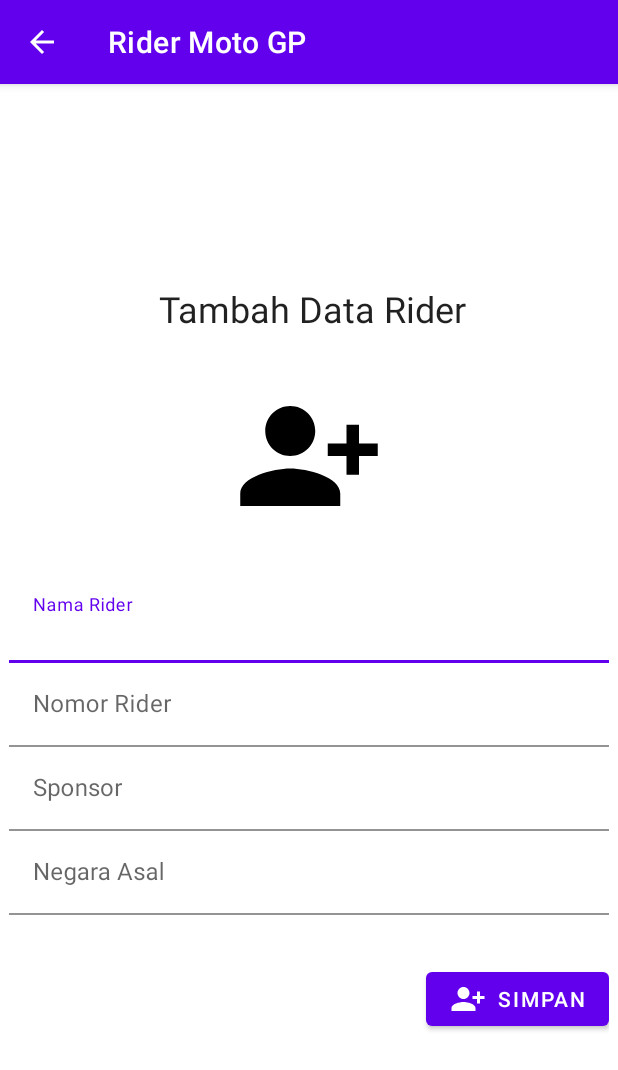
After one commit to 2021-2022-Genap-PABL-SI61/RiderMotoGP, an Android app: the TambahActivity screen opened directly, with no data from a screen before it, on a phone screen of 412 x 824 dp. The commit adds this screen. Shown: the top 1070 px of the screen. Run offline under Robolectric (Android 15) with nearby library versions, the phone set to English and light mode, and no system bars.

Commit message:
Commit pertemuan 18 April 2022
> Mengulangi Glide dalam Adapter
> Membuat activity untuk tambah data
> Menambahkan interface untuk tambah data
> Proses retrofit tambah data

```diff
--- a/app/src/main/AndroidManifest.xml
+++ b/app/src/main/AndroidManifest.xml
@@ -2,7 +2,7 @@
 <manifest xmlns:android="http://schemas.android.com/apk/res/android"
     package="com.si6b.ridermotogp">
 
-    <uses-permission android:name="android.permission.INTERNET"/>
+    <uses-permission android:name="android.permission.INTERNET" />
 
     <application
         android:allowBackup="true"
@@ -11,6 +11,10 @@
         android:roundIcon="@mipmap/ic_launcher_round"
         android:supportsRtl="true"
         android:theme="@style/Theme.RiderMotoGP">
+        <activity
+            android:name=".Activity.TambahActivity"
+            android:exported="false"
+            android:parentActivityName=".Activity.MainActivity"/>
         <activity
             android:name=".Activity.MainActivity"
             android:exported="true">
--- a/app/src/main/java/com/si6b/ridermotogp/API/APIRequestData.java
+++ b/app/src/main/java/com/si6b/ridermotogp/API/APIRequestData.java
@@ -3,9 +3,21 @@ package com.si6b.ridermotogp.API;
 import com.si6b.ridermotogp.Model.ModelResponse;
 
 import retrofit2.Call;
+import retrofit2.http.Field;
+import retrofit2.http.FormUrlEncoded;
 import retrofit2.http.GET;
+import retrofit2.http.POST;
 
 public interface APIRequestData {
     @GET("retrieve.php")
     Call<ModelResponse> ardRetrieveAllData();
+
+    @FormUrlEncoded
+    @POST("create.php")
+    Call<ModelResponse> ardCreateData(
+            @Field("nama") String nama,
+            @Field("nomor") String nomor,
+            @Field("sponsor") String sponsor,
+            @Field("negara") String negara
+    );
 }
--- a/app/src/main/java/com/si6b/ridermotogp/Activity/MainActivity.java
+++ b/app/src/main/java/com/si6b/ridermotogp/Activity/MainActivity.java
@@ -4,6 +4,7 @@ import androidx.appcompat.app.AppCompatActivity;
 import androidx.recyclerview.widget.LinearLayoutManager;
 import androidx.recyclerview.widget.RecyclerView;
 
+import android.content.Intent;
 import android.os.Bundle;
 import android.view.View;
 import android.widget.ProgressBar;
@@ -44,6 +45,13 @@ public class MainActivity extends AppCompatActivity {
 
         lmRider = new LinearLayoutManager(this, LinearLayoutManager.VERTICAL, false);
         rvRider.setLayoutManager(lmRider);
+
+        fabTambahRider.setOnClickListener(new View.OnClickListener() {
+            @Override
+            public void onClick(View view) {
+                startActivity(new Intent(MainActivity.this, TambahActivity.class));
+            }
+        });
     }
 
     @Override
--- /dev/null
+++ b/app/src/main/java/com/si6b/ridermotogp/Activity/TambahActivity.java
@@ -0,0 +1,93 @@
+package com.si6b.ridermotogp.Activity;
+
+import androidx.appcompat.app.AppCompatActivity;
+
+import android.os.Bundle;
+import android.view.View;
+import android.widget.Button;
+import android.widget.EditText;
+import android.widget.Toast;
+
+import com.si6b.ridermotogp.API.APIRequestData;
+import com.si6b.ridermotogp.API.RetroServer;
+import com.si6b.ridermotogp.Adapter.AdapterRider;
+import com.si6b.ridermotogp.Model.ModelResponse;
+import com.si6b.ridermotogp.R;
+
+import retrofit2.Call;
+import retrofit2.Callback;
+import retrofit2.Response;
+
+public class TambahActivity extends AppCompatActivity {
+    private EditText etNama, etNomor, etSponsor, etNegara;
+    private Button btnSimpan;
+    private String nama, nomor, sponsor, negara;
+
+    @Override
+    protected void onCreate(Bundle savedInstanceState) {
+        super.onCreate(savedInstanceState);
+        setContentView(R.layout.activity_tambah);
+
+        initView();
+
+        btnSimpan.setOnClickListener(new View.OnClickListener() {
+            @Override
+            public void onClick(View view) {
+                nama = etNama.getText().toString();
+                nomor = etNomor.getText().toString();
+                sponsor = etSponsor.getText().toString();
+                negara = etNegara.getText().toString();
+
+                if(nama.trim().equals("")){
+                    etNama.setError("Nama Rider Harus Diisi!");
+                }
+                else if(nomor.trim().equals("")){
+                    etNomor.setError("Nomor Rider Harus Diisi!");
+                }
+                else if(sponsor.trim().equals("")){
+                    etSponsor.setError("Sponsor Harus Diisi!");
+                }
+                else if(negara.trim().equals("")){
+                    etNegara.setError("Negara Asal Rider Harus Diisi!");
+                }
+                else{
+                    createRider();
+                }
+            }
+        });
+    }
+
+    private void initView(){
+        etNama = findViewById(R.id.et_nama);
+        etNomor = findViewById(R.id.et_nomor);
+        etSponsor = findViewById(R.id.et_sponsor);
+        etNegara = findViewById(R.id.et_negara);
+        btnSimpan = findViewById(R.id.btn_simpan);
+    }
+
+    private void createRider(){
+        APIRequestData API = RetroServer.konekRetrofit().create(APIRequestData.class);
+        Call<ModelResponse> proses = API.ardCreateData(nama, nomor, sponsor, negara);
+
+        proses.enqueue(new Callback<ModelResponse>() {
+            @Override
+            public void onResponse(Call<ModelResponse> call, Response<ModelResponse> response) {
+                int kode = response.body().getKode();
+                String pesan = response.body().getPesan();
+
+                if(kode == 1){
+                    Toast.makeText(TambahActivity.this, "Selamat! Sukses Menambah Data Rider", Toast.LENGTH_SHORT).show();
+                    finish();
+                }
+                else{
+                    Toast.makeText(TambahActivity.this, "Perhatian! Gagal Menambah Data Rider!", Toast.LENGTH_SHORT).show();
+                }
+            }
+
+            @Override
+            public void onFailure(Call<ModelResponse> call, Throwable t) {
+                Toast.makeText(TambahActivity.this, "Gagal Menghubungi Server !", Toast.LENGTH_SHORT).show();
+            }
+        });
+    }
+}
--- a/app/src/main/java/com/si6b/ridermotogp/Adapter/AdapterRider.java
+++ b/app/src/main/java/com/si6b/ridermotogp/Adapter/AdapterRider.java
@@ -47,7 +47,7 @@ public class AdapterRider extends RecyclerView.Adapter<AdapterRider.HolderRider>
         Glide
                 .with(ctx)
                 .load(MR.getFoto())
-                .placeholder(R.mipmap.ic_launcher)
+                .placeholder(R.drawable.rider_placeholder)
                 .into(holder.ivRider);
     }
 
--- /dev/null
+++ b/app/src/main/res/drawable/ic_add_user.xml
@@ -0,0 +1,5 @@
+<vector android:height="24dp" android:tint="#FFFFFF"
+    android:viewportHeight="24" android:viewportWidth="24"
+    android:width="24dp" xmlns:android="http://schemas.android.com/apk/res/android">
+    <path android:fillColor="@android:color/white" android:pathData="M13,8c0,-2.21 -1.79,-4 -4,-4S5,5.79 5,8s1.79,4 4,4S13,10.21 13,8zM15,10v2h3v3h2v-3h3v-2h-3V7h-2v3H15zM1,18v2h16v-2c0,-2.66 -5.33,-4 -8,-4S1,15.34 1,18z"/>
+</vector>
--- a/app/src/main/res/layout/activity_main.xml
+++ b/app/src/main/res/layout/activity_main.xml
@@ -18,12 +18,14 @@
         android:id="@+id/fab_tambah_rider"
         android:layout_width="wrap_content"
         android:layout_height="wrap_content"
+        android:layout_alignParentRight="true"
         android:layout_alignParentBottom="true"
-        android:layout_alignParentRight="true"
-        android:layout_margin="32dp"
+        android:layout_marginStart="32dp"
+        android:layout_marginTop="32dp"
+        android:layout_marginEnd="32dp"
+        android:layout_marginBottom="32dp"
         android:src="@drawable/ic_tambah"
-        app:tint="@null"
-        />
+        app:tint="@null" />
 
     <ProgressBar
         android:id="@+id/pb_rider"
--- /dev/null
+++ b/app/src/main/res/layout/activity_tambah.xml
@@ -0,0 +1,108 @@
+<?xml version="1.0" encoding="utf-8"?>
+<RelativeLayout xmlns:android="http://schemas.android.com/apk/res/android"
+    xmlns:app="http://schemas.android.com/apk/res-auto"
+    xmlns:tools="http://schemas.android.com/tools"
+    android:layout_width="match_parent"
+    android:layout_height="match_parent"
+    android:layout_margin="6dp"
+    tools:context=".Activity.TambahActivity">
+
+    <LinearLayout
+        android:layout_width="match_parent"
+        android:layout_height="wrap_content"
+        android:layout_centerInParent="true"
+        android:orientation="vertical">
+
+        <TextView
+            android:layout_width="wrap_content"
+            android:layout_height="wrap_content"
+            android:text=" Tambah Data Rider"
+            style="@style/TextAppearance.AppCompat.Headline"
+            android:layout_marginBottom="32dp"
+            android:layout_gravity="center_horizontal"
+            />
+
+        <ImageView
+            android:layout_width="100dp"
+            android:layout_height="100dp"
+            android:src="@drawable/ic_add_user"
+            android:layout_gravity="center_horizontal"
+            app:tint="@color/black"
+            android:layout_marginBottom="32dp"
+            />
+
+        <com.google.android.material.textfield.TextInputLayout
+            android:layout_width="match_parent"
+            android:layout_height="wrap_content">
+
+            <EditText
+                android:id="@+id/et_nama"
+                android:layout_width="match_parent"
+                android:layout_height="wrap_content"
+                android:hint="Nama Rider"
+                android:inputType="text"
+                android:background="@color/white"
+                />
+
+        </com.google.android.material.textfield.TextInputLayout>
+
+        <com.google.android.material.textfield.TextInputLayout
+            android:layout_width="match_parent"
+            android:layout_height="wrap_content">
+
+            <EditText
+                android:id="@+id/et_nomor"
+                android:layout_width="match_parent"
+                android:layout_height="wrap_content"
+                android:hint="Nomor Rider"
+                android:inputType="number"
+                android:background="@color/white"
+                />
+
+        </com.google.android.material.textfield.TextInputLayout>
+
+        <com.google.android.material.textfield.TextInputLayout
+            android:layout_width="match_parent"
+            android:layout_height="wrap_content">
+
+            <EditText
+                android:id="@+id/et_sponsor"
+                android:layout_width="match_parent"
+                android:layout_height="wrap_content"
+                android:hint="Sponsor"
+                android:inputType="text"
+                android:background="@color/white"
+                />
+
+        </com.google.android.material.textfield.TextInputLayout>
+
+        <com.google.android.material.textfield.TextInputLayout
+            android:layout_width="match_parent"
+            android:layout_height="wrap_content">
+
+            <EditText
+                android:id="@+id/et_negara"
+                android:layout_width="match_parent"
+                android:layout_height="wrap_content"
+                android:hint="Negara Asal"
+                android:inputType="text"
+                android:background="@color/white"
+                />
+
+        </com.google.android.material.textfield.TextInputLayout>
+
+
+
+        <Button
+            android:id="@+id/btn_simpan"
+            android:layout_width="wrap_content"
+            android:layout_height="wrap_content"
+            android:text="Simpan"
+            android:layout_marginTop="32dp"
+            android:drawableLeft="@drawable/ic_add_user"
+            android:layout_gravity="right"
+            />
+
+    </LinearLayout>
+
+</RelativeLayout>
```
Also changed, not shown: app/src/main/res/drawable/rider_placeholder.png (added).
